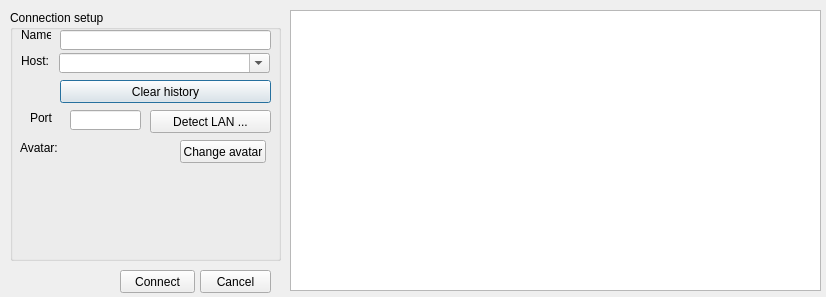
Mogara/QSanguosha, file src/connectiondialog.ui: the form before one commit.
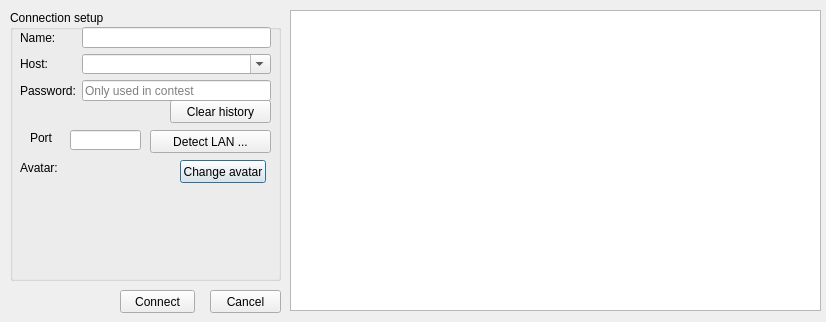
The form after the commit.

Commit message: Add contest mode

What changed in the file:
```diff
--- a/src/connectiondialog.ui
+++ b/src/connectiondialog.ui
@@ -10,7 +10,7 @@
     <x>0</x>
     <y>0</y>
     <width>826</width>
-    <height>297</height>
+    <height>322</height>
    </rect>
   </property>
   <property name="windowTitle">
@@ -22,82 +22,17 @@
      <x>10</x>
      <y>10</y>
      <width>271</width>
-     <height>251</height>
+     <height>271</height>
     </rect>
    </property>
    <property name="title">
     <string>Connection setup</string>
    </property>
-   <widget class="QLabel" name="nameLabel">
-    <property name="geometry">
-     <rect>
-      <x>11</x>
-      <y>17</y>
-      <width>30</width>
-      <height>16</height>
-     </rect>
-    </property>
-    <property name="text">
-     <string>Name:</string>
-    </property>
-    <property name="buddy">
-     <cstring>nameLineEdit</cstring>
-    </property>
-   </widget>
-   <widget class="QLineEdit" name="nameLineEdit">
-    <property name="geometry">
-     <rect>
-      <x>50</x>
-      <y>20</y>
-      <width>211</width>
-      <height>20</height>
-     </rect>
-    </property>
-   </widget>
-   <widget class="QLabel" name="hostLabel">
-    <property name="geometry">
-     <rect>
-      <x>11</x>
-      <y>43</y>
-      <width>30</width>
-      <height>16</height>
-     </rect>
-    </property>
-    <property name="text">
-     <string>Host:</string>
-    </property>
-   </widget>
-   <widget class="QComboBox" name="hostComboBox">
-    <property name="geometry">
-     <rect>
-      <x>49</x>
-      <y>43</y>
-      <width>211</width>
-      <height>20</height>
-     </rect>
-    </property>
-    <property name="editable">
-     <bool>true</bool>
-    </property>
-   </widget>
-   <widget class="QPushButton" name="clearHistoryButton">
-    <property name="geometry">
-     <rect>
-      <x>50</x>
-      <y>70</y>
-      <width>211</width>
-      <height>23</height>
-     </rect>
-    </property>
-    <property name="text">
-     <string>Clear history</string>
-    </property>
-   </widget>
    <widget class="QLabel" name="portLabel">
     <property name="geometry">
      <rect>
       <x>20</x>
-      <y>100</y>
+      <y>120</y>
       <width>24</width>
       <height>16</height>
      </rect>
@@ -110,7 +45,7 @@
     <property name="geometry">
      <rect>
       <x>60</x>
-      <y>100</y>
+      <y>120</y>
       <width>71</width>
       <height>20</height>
      </rect>
@@ -120,7 +55,7 @@
     <property name="geometry">
      <rect>
       <x>10</x>
-      <y>130</y>
+      <y>150</y>
       <width>42</width>
       <height>16</height>
      </rect>
@@ -133,7 +68,7 @@
     <property name="geometry">
      <rect>
       <x>60</x>
-      <y>130</y>
+      <y>160</y>
       <width>100</width>
       <height>100</height>
      </rect>
@@ -155,7 +90,7 @@
     <property name="geometry">
      <rect>
       <x>170</x>
-      <y>130</y>
+      <y>150</y>
       <width>86</width>
       <height>23</height>
      </rect>
@@ -168,7 +103,7 @@
     <property name="geometry">
      <rect>
       <x>140</x>
-      <y>100</y>
+      <y>120</y>
       <width>121</width>
       <height>23</height>
      </rect>
@@ -177,6 +112,75 @@
      <string>Detect LAN ...</string>
     </property>
    </widget>
+   <widget class="QPushButton" name="clearHistoryButton">
+    <property name="geometry">
+     <rect>
+      <x>160</x>
+      <y>90</y>
+      <width>101</width>
+      <height>23</height>
+     </rect>
+    </property>
+    <property name="text">
+     <string>Clear history</string>
+    </property>
+   </widget>
+   <widget class="QWidget" name="layoutWidget">
+    <property name="geometry">
+     <rect>
+      <x>10</x>
+      <y>17</y>
+      <width>251</width>
+      <height>74</height>
+     </rect>
+    </property>
+    <layout class="QFormLayout" name="formLayout">
+     <item row="0" column="0">
+      <widget class="QLabel" name="nameLabel">
+       <property name="text">
+        <string>Name:</string>
+       </property>
+       <property name="buddy">
+        <cstring>nameLineEdit</cstring>
+       </property>
+      </widget>
+     </item>
+     <item row="0" column="1">
+      <widget class="QLineEdit" name="nameLineEdit"/>
+     </item>
+     <item row="1" column="0">
+      <widget class="QLabel" name="hostLabel">
+       <property name="text">
+        <string>Host:</string>
+       </property>
+      </widget>
+     </item>
+     <item row="1" column="1">
+      <widget class="QComboBox" name="hostComboBox">
+       <property name="editable">
+        <bool>true</bool>
+       </property>
+      </widget>
+     </item>
+     <item row="2" column="0">
+      <widget class="QLabel" name="passwordLabel">
+       <property name="text">
+        <string>Password:</string>
+       </property>
+      </widget>
+     </item>
+     <item row="2" column="1">
+      <widget class="QLineEdit" name="passwordLineEdit">
+       <property name="echoMode">
+        <enum>QLineEdit::Password</enum>
+       </property>
+       <property name="placeholderText">
+        <string>Only used in contest</string>
+       </property>
+      </widget>
+     </item>
+    </layout>
+   </widget>
   </widget>
   <widget class="QListWidget" name="avatarList">
    <property name="geometry">
@@ -184,7 +188,7 @@
      <x>290</x>
      <y>10</y>
      <width>531</width>
-     <height>281</height>
+     <height>301</height>
     </rect>
    </property>
    <property name="iconSize">
@@ -203,8 +207,8 @@
   <widget class="QPushButton" name="cancelButton">
    <property name="geometry">
     <rect>
-     <x>200</x>
-     <y>270</y>
+     <x>210</x>
+     <y>290</y>
      <width>71</width>
      <height>23</height>
     </rect>
@@ -217,7 +221,7 @@
    <property name="geometry">
     <rect>
      <x>120</x>
-     <y>270</y>
+     <y>290</y>
      <width>75</width>
      <height>23</height>
     </rect>
```
The commit also changes 18 other files.
